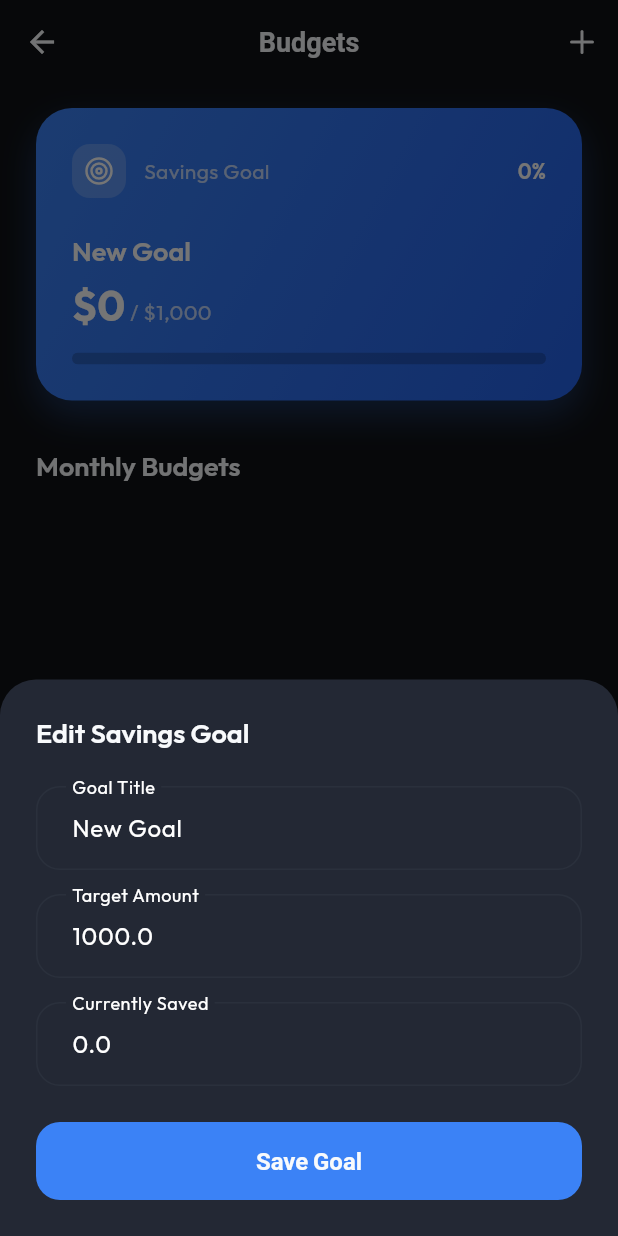
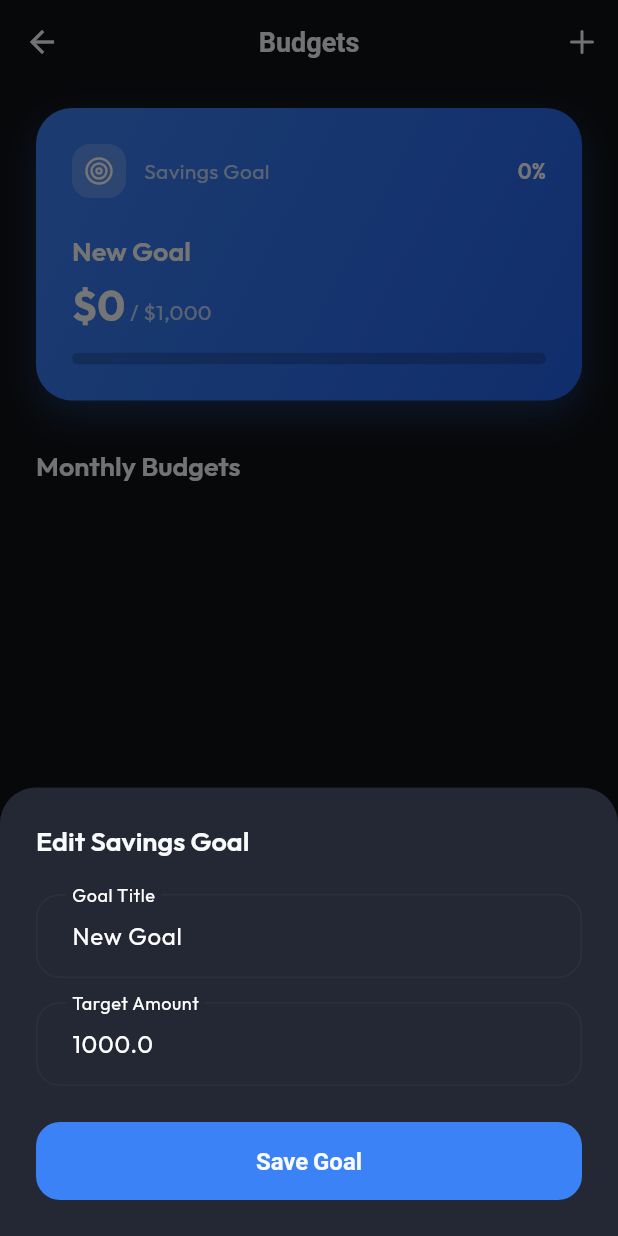
Before and after one commit to l0lll000l/money_manager, a Flutter app: the BudgetScreen screen opened directly, after a tap on "Savings Goal", on a phone screen of 412 x 824 dp. Run offline on Flutter 3.47's test engine with Material 3 defaults, Android fonts, the phone set to English and light mode, and no system bars; our stand-ins replace fl_chart, flutter_local_notifications, get, get_storage, google_fonts, lucide_icons and 2 more; accounts and stored records are empty.

Commit message:
21th commit

```diff
--- a/lib/presentation/screens/budget/budget_controller.dart
+++ b/lib/presentation/screens/budget/budget_controller.dart
@@ -15,6 +15,7 @@ class BudgetController extends GetxController {
     'Health': {'icon': 'activity', 'color': '#3B82F6'},
     'Work': {'icon': 'briefcase', 'color': '#F59E0B'},
     'Electronics': {'icon': 'laptop', 'color': '#F97316'},
+    'Savings Goal': {'icon': 'target', 'color': '#10B981'},
     'Other': {'icon': 'moreHorizontal', 'color': '#8B5CF6'},
   };
 
@@ -26,7 +27,7 @@ class BudgetController extends GetxController {
 
   Future<void> loadData() async {
     // 1. Load Savings Goal
-    savingsGoal.value = dbService.getSavingsGoal();
+    final goal = dbService.getSavingsGoal();
 
     // 2. Load Budgets
     final budgetLimits = dbService.getBudgetLimits();
@@ -34,21 +35,30 @@ class BudgetController extends GetxController {
 
     final now = DateTime.now();
 
-    // Group this month's expenses
+    double savedFromTx = 0.0;
+
+    // Group this month's expenses and calculate total savings
     Map<String, double> spentByCategory = {};
     for (var tx in transactions) {
-      if (tx.amount < 0 &&
-          tx.date.year == now.year &&
-          tx.date.month == now.month) {
-        spentByCategory[tx.category] =
-            (spentByCategory[tx.category] ?? 0) + tx.amount.abs();
+      if (tx.amount < 0) {
+        if (tx.category == 'Savings Goal') {
+          savedFromTx += tx.amount.abs();
+        } else if (tx.date.year == now.year && tx.date.month == now.month) {
+          spentByCategory[tx.category] =
+              (spentByCategory[tx.category] ?? 0) + tx.amount.abs();
+        }
       }
     }
+
+    // Update the saved value
+    goal['saved'] = savedFromTx;
+    savingsGoal.value = goal;
 
     final List<Map<String, dynamic>> loadedBudgets = [];
 
     // Ensure all defined limits are shown
     budgetLimits.forEach((category, limit) {
+      if (category == 'Savings Goal') return;
       final spent = spentByCategory[category] ?? 0.0;
       final meta =
           categoryMeta[category] ??
--- a/lib/presentation/screens/budget/budget_screen.dart
+++ b/lib/presentation/screens/budget/budget_screen.dart
@@ -186,9 +186,6 @@ class BudgetScreen extends StatelessWidget {
     final targetController = TextEditingController(
       text: (goal['target'] ?? 0).toString(),
     );
-    final savedController = TextEditingController(
-      text: (goal['saved'] ?? 0).toString(),
-    );
 
     showModalBottomSheet(
       context: context,
@@ -228,15 +225,6 @@ class BudgetScreen extends StatelessWidget {
                 style: const TextStyle(color: Colors.white),
                 decoration: const InputDecoration(labelText: 'Target Amount'),
               ),
-              const SizedBox(height: 16),
-              TextField(
-                controller: savedController,
-                keyboardType: const TextInputType.numberWithOptions(
-                  decimal: true,
-                ),
-                style: const TextStyle(color: Colors.white),
-                decoration: const InputDecoration(labelText: 'Currently Saved'),
-              ),
               const SizedBox(height: 24),
               SizedBox(
                 width: double.infinity,
@@ -244,7 +232,7 @@ class BudgetScreen extends StatelessWidget {
                   onPressed: () {
                     final target =
                         double.tryParse(targetController.text) ?? 0.0;
-                    final saved = double.tryParse(savedController.text) ?? 0.0;
+                    final saved = goal['saved'] ?? 0.0;
                     controller.updateSavingsGoal(
                       titleController.text,
                       target,
--- a/lib/presentation/screens/settings/terms_of_service_screen.dart
+++ b/lib/presentation/screens/settings/terms_of_service_screen.dart
@@ -35,23 +35,28 @@ class TermsOfServiceScreen extends StatelessWidget {
           children: [
             _buildSection(
               title: '1. Acceptance of Terms',
-              content: 'By downloading, installing, or using the Aura Money Manager application, you agree to be bound by these Terms of Service. If you do not agree, please do not use the application.',
+              content:
+                  'By downloading, installing, or using the Aura application, you agree to be bound by these Terms of Service. If you do not agree, please do not use the application.',
             ),
             _buildSection(
               title: '2. Use of Service',
-              content: 'Aura Money Manager is designed to help you track your personal finances. You agree to use the app responsibly and not for any unlawful or prohibited activities.',
+              content:
+                  'AuraMoney is designed to help you track your personal finances. You agree to use the app responsibly and not for any unlawful or prohibited activities.',
             ),
             _buildSection(
               title: '3. Intellectual Property',
-              content: 'All intellectual property rights in the application, including design, text, graphics, and underlying code, are owned by us. You may not copy, modify, or distribute any part of it without permission.',
+              content:
+                  'All intellectual property rights in the application, including design, text, graphics, and underlying code, are owned by us. You may not copy, modify, or distribute any part of it without permission.',
             ),
             _buildSection(
               title: '4. Limitation of Liability',
-              content: 'We are not liable for any financial decisions you make based on the analytics provided by this application. The app is a tool for personal tracking, not professional financial advice.',
+              content:
+                  'We are not liable for any financial decisions you make based on the analytics provided by this application. The app is a tool for personal tracking, not professional financial advice.',
             ),
             _buildSection(
               title: '5. Termination',
-              content: 'We reserve the right to terminate or suspend your access to the application at any time without prior notice if you violate these terms.',
+              content:
+                  'We reserve the right to terminate or suspend your access to the application at any time without prior notice if you violate these terms.',
             ),
             const SizedBox(height: 40),
             Center(
--- a/lib/presentation/screens/transaction/add_transaction_controller.dart
+++ b/lib/presentation/screens/transaction/add_transaction_controller.dart
@@ -37,6 +37,7 @@ class AddTransactionController extends GetxController {
     {'name': 'Shopping', 'icon': 'shoppingBag'},
     {'name': 'Entertainment', 'icon': 'film'},
     {'name': 'Health', 'icon': 'activity'},
+    {'name': 'Savings Goal', 'icon': 'target'},
     {'name': 'Other', 'icon': 'moreHorizontal'},
   ];
 
```
